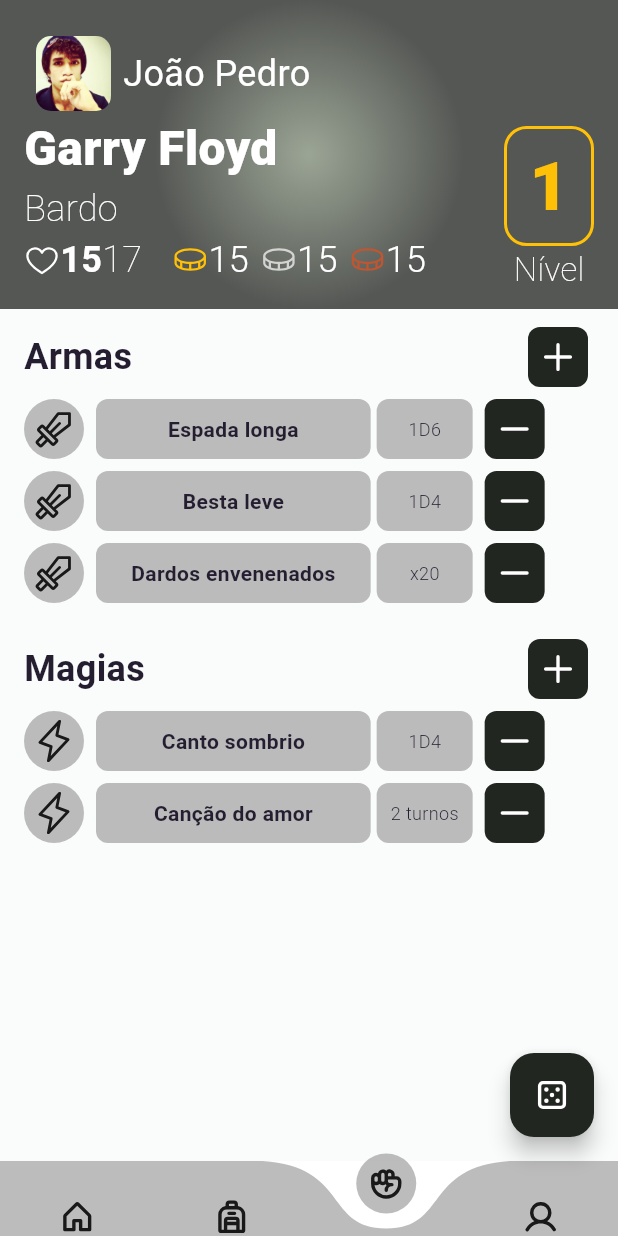
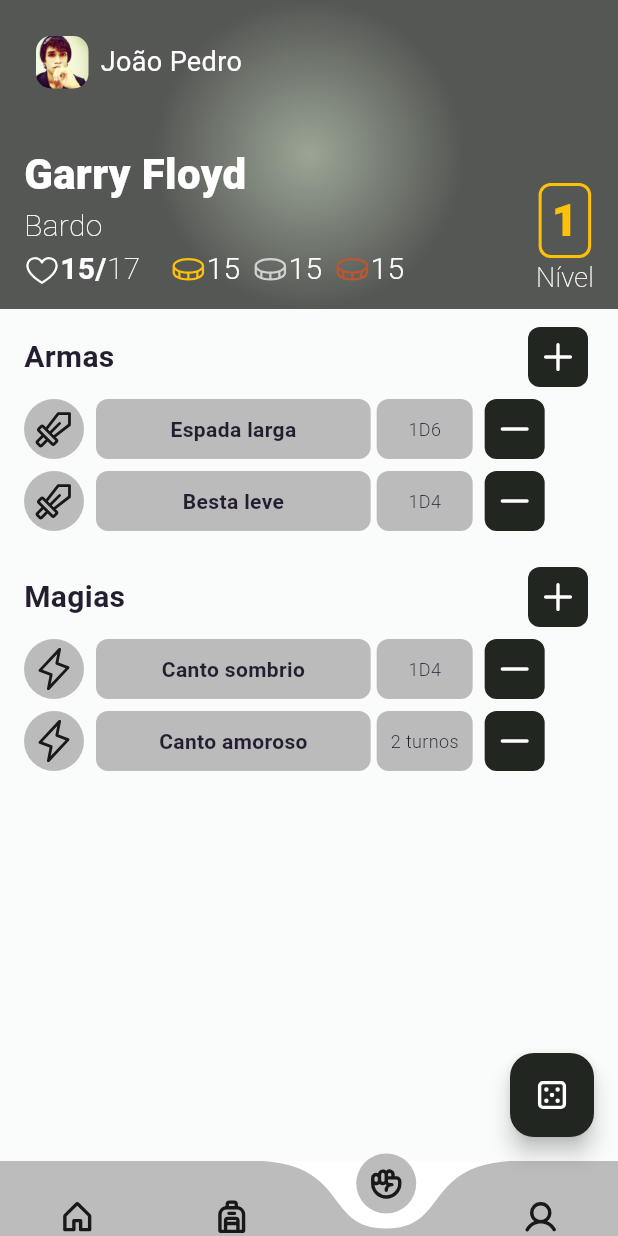
Before and after one commit to Ore-Software-Hub/char-vault, a Flutter app: the screen it shows after launch, item 3 of the bottom bar chosen, on a phone screen of 412 x 824 dp. Run offline on Flutter 3.47's test engine with Material 3 defaults, Android fonts, the phone set to English and light mode, and no system bars; drawn by our look-alikes of curved_navigation_bar; our stand-ins replace phosphor_flutter, shared_preferences.

Commit message:
corrigido espaçamento fight

```diff
--- a/lib/pages/backpack/backpack_page.dart
+++ b/lib/pages/backpack/backpack_page.dart
@@ -307,7 +307,7 @@ class _BackPackPageState extends State<BackPackPage> {
                       const Text(
                         "Inventário",
                         style: TextStyle(
-                          fontSize: 24,
+                          fontSize: 20,
                           fontWeight: FontWeight.bold,
                         ),
                       ),
--- a/lib/pages/fight/components/iconb_component.dart
+++ /dev/null
@@ -1,49 +0,0 @@
-import 'package:flutter/material.dart';
-import 'package:phosphor_flutter/phosphor_flutter.dart';
-import 'package:character_vault/constants/cores.constants.dart' as cores;
-
-class IconButtonComponent extends StatefulWidget {
-  const IconButtonComponent({
-    super.key,
-    required this.pressed,
-    required this.icon,
-  });
-
-  final VoidCallback pressed;
-  final PhosphorFlatIconData icon;
-
-  @override
-  State<IconButtonComponent> createState() => _IconButtonComponentState();
-}
-
-class _IconButtonComponentState extends State<IconButtonComponent> {
-  @override
-  void initState() {
-    super.initState();
-  }
-
-  @override
-  Widget build(BuildContext context) {
-    return IconButton(
-      style: ButtonStyle(
-          shape: WidgetStateProperty.all<RoundedRectangleBorder>(
-            const RoundedRectangleBorder(
-              borderRadius: BorderRadius.all(
-                  Radius.circular(8)), // Torna o botão quadrado
-            ),
-          ),
-          overlayColor: WidgetStateProperty.resolveWith<Color?>(
-            (Set<WidgetState> states) {
-              if (states.contains(WidgetState.pressed)) {
-                return cores.secondaryColor; // Altere para a cor desejada
-              }
-              return null; // Use o valor padrão para outros estados
-            },
-          ),
-          foregroundColor: const WidgetStatePropertyAll(Colors.white),
-          backgroundColor: const WidgetStatePropertyAll(cores.primaryColor)),
-      onPressed: widget.pressed,
-      icon: PhosphorIcon(widget.icon),
-    );
-  }
-}
--- a/lib/pages/fight/fight_page.dart
+++ b/lib/pages/fight/fight_page.dart
@@ -14,7 +14,7 @@ class _FightPageState extends State<FightPage> {
   String name = "Garry Floyd",
       classe = "Bardo",
       level = "1",
-      curLife = "15",
+      curLife = "15/",
       maxLife = "17",
       pg = "15",
       pp = "15",
@@ -70,10 +70,13 @@ class _FightPageState extends State<FightPage> {
                           Column(
                             crossAxisAlignment: CrossAxisAlignment.start,
                             children: [
+                              const SizedBox(
+                                height: 20,
+                              ),
                               Text(
                                 name,
                                 style: const TextStyle(
-                                  fontSize: 32,
+                                  fontSize: 28,
                                   color: Colors.white,
                                   fontWeight: FontWeight.w900,
                                 ),
@@ -81,7 +84,7 @@ class _FightPageState extends State<FightPage> {
                               Text(
                                 classe,
                                 style: const TextStyle(
-                                  fontSize: 24,
+                                  fontSize: 20,
                                   color: Colors.white,
                                   fontWeight: FontWeight.w100,
                                 ),
@@ -97,7 +100,7 @@ class _FightPageState extends State<FightPage> {
                                       Text(
                                         curLife,
                                         style: const TextStyle(
-                                          fontSize: 24,
+                                          fontSize: 20,
                                           color: Colors.white,
                                           fontWeight: FontWeight.bold,
                                         ),
@@ -105,7 +108,7 @@ class _FightPageState extends State<FightPage> {
                                       Text(
                                         maxLife,
                                         style: const TextStyle(
-                                          fontSize: 24,
+                                          fontSize: 20,
                                           color: Colors.white,
                                           fontWeight: FontWeight.w100,
                                         ),
@@ -128,7 +131,7 @@ class _FightPageState extends State<FightPage> {
                                             Text(
                                               pg,
                                               style: const TextStyle(
-                                                fontSize: 24,
+                                                fontSize: 20,
                                                 color: Colors.white,
                                                 fontWeight: FontWeight.w300,
                                               ),
@@ -147,7 +150,7 @@ class _FightPageState extends State<FightPage> {
                                             Text(
                                               pp,
                                               style: const TextStyle(
-                                                fontSize: 24,
+                                                fontSize: 20,
                                                 color: Colors.white,
                                                 fontWeight: FontWeight.w300,
                                               ),
@@ -167,7 +170,7 @@ class _FightPageState extends State<FightPage> {
                                             Text(
                                               pb,
                                               style: const TextStyle(
-                                                fontSize: 24,
+                                                fontSize: 20,
                                                 color: Colors.white,
                                                 fontWeight: FontWeight.w300,
                                               ),
@@ -185,16 +188,17 @@ class _FightPageState extends State<FightPage> {
                           Padding(
                             padding: const EdgeInsets.only(top: 8, bottom: 8),
                             child: Column(
+                              mainAxisAlignment: MainAxisAlignment.end,
                               children: [
                                 Container(
-                                  width: 60,
-                                  height: 80,
+                                  width: 35,
+                                  height: 50,
                                   alignment: Alignment.center,
                                   decoration: BoxDecoration(
                                     color:
                                         Colors.transparent, // Sem preenchimento
                                     borderRadius: BorderRadius.circular(
-                                        15.0), // Raio da borda
+                                        8.0), // Raio da borda
                                     border: Border.all(
                                       color: Colors.amber, // Cor da borda
                                       width: 2.0, // Largura da borda
@@ -203,7 +207,7 @@ class _FightPageState extends State<FightPage> {
                                   child: Text(
                                     level,
                                     style: const TextStyle(
-                                      fontSize: 45,
+                                      fontSize: 30,
                                       color: Colors.amber,
                                       fontWeight: FontWeight.w900,
                                     ),
@@ -212,7 +216,7 @@ class _FightPageState extends State<FightPage> {
                                 const Text(
                                   "Nível",
                                   style: TextStyle(
-                                    fontSize: 22,
+                                    fontSize: 18,
                                     color: Colors.white,
                                     fontWeight: FontWeight.w100,
                                   ),
@@ -236,7 +240,7 @@ class _FightPageState extends State<FightPage> {
                               10.0), // Adjust the radius as needed
                           child: Image.asset(
                             'assets/img/eu.jpg',
-                            width: 50,
+                            width: 35,
                           ),
                         ),
                         onPressed: () {
@@ -246,7 +250,7 @@ class _FightPageState extends State<FightPage> {
                       ),
                       const Text(
                         "João Pedro",
-                        style: TextStyle(color: Colors.white, fontSize: 24),
+                        style: TextStyle(color: Colors.white, fontSize: 18),
                       ),
                     ],
                   ),
@@ -266,7 +270,7 @@ class _FightPageState extends State<FightPage> {
                       const Text(
                         "Armas",
                         style: TextStyle(
-                          fontSize: 24,
+                          fontSize: 20,
                           fontWeight: FontWeight.bold,
                         ),
                       ),
@@ -279,18 +283,13 @@ class _FightPageState extends State<FightPage> {
                       ItemComponent(
                           icon: PhosphorIconsRegular.sword,
                           onTap: () {},
-                          title: "Espada longa",
+                          title: "Espada larga",
                           value: "1D6"),
                       ItemComponent(
                           icon: PhosphorIconsRegular.sword,
                           onTap: () {},
                           title: "Besta leve",
                           value: "1D4"),
-                      ItemComponent(
-                          icon: PhosphorIconsRegular.sword,
-                          onTap: () {},
-                          title: "Dardos envenenados",
-                          value: "x20"),
                     ],
                   )
                 ],
@@ -308,7 +307,7 @@ class _FightPageState extends State<FightPage> {
                       const Text(
                         "Magias",
                         style: TextStyle(
-                          fontSize: 24,
+                          fontSize: 20,
                           fontWeight: FontWeight.bold,
                         ),
                       ),
@@ -326,7 +325,7 @@ class _FightPageState extends State<FightPage> {
                       ItemComponent(
                           icon: PhosphorIconsRegular.lightning,
                           onTap: () {},
-                          title: "Canção do amor",
+                          title: "Canto amoroso",
                           value: "2 turnos"),
                     ],
                   )
```
Also changed, not shown: lib/pages/fight/components/item_component.dart (deleted, +0 -97 lines).
